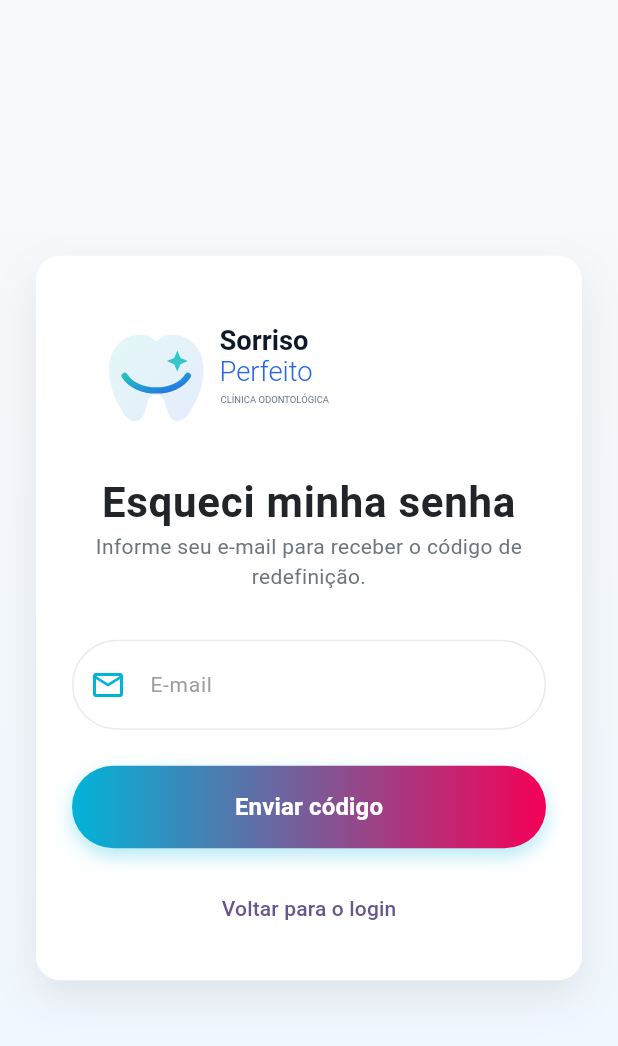
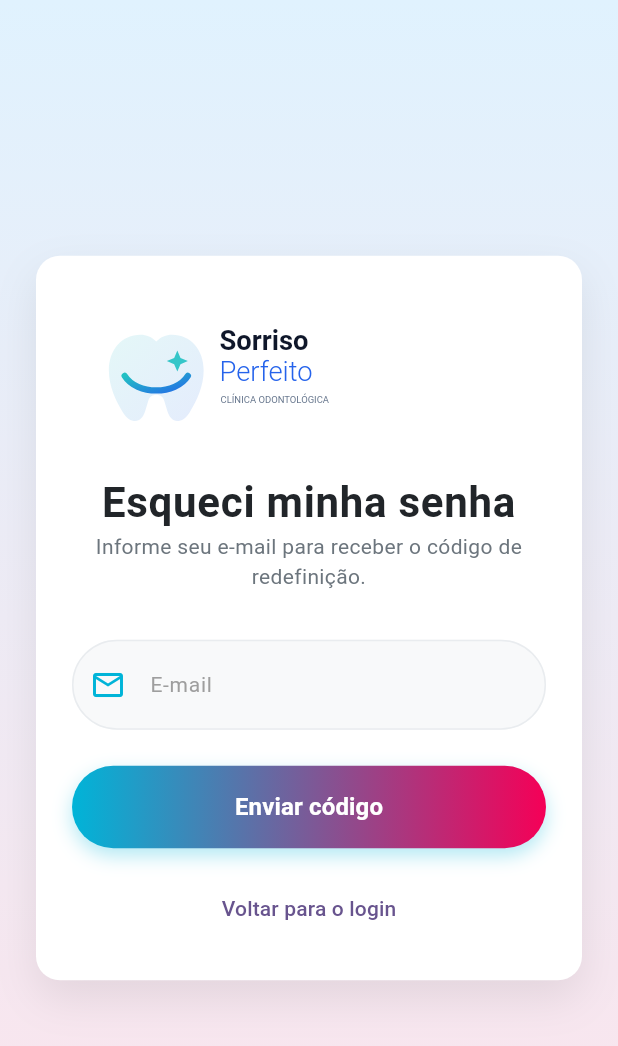
Before and after one commit to JanGustavo/clinic-flow, a Flutter app: the screen it shows after launch, after a tap on "Esqueci minha senha", on a phone screen of 412 x 824 dp. Shown: the top 1046 px of the screen. Run offline on Flutter 3.47's test engine with Material 3 defaults, Android fonts, the phone set to English and light mode, and no system bars; our stand-ins replace flutter_svg, shared_preferences; network calls fail.

Commit message:
style/feat: ajusta telas de acesso, melhora procedimentos recomendados e adiciona avatares dinâmicos
- Telas de acesso (login, cadastro, recuperação): aplica fundo com gradiente pastel (azul para rosa) e cartões brancos com inputs off-white para contraste ideal.
- Home: remove o botão redundante "Meus procedimentos" do perfil do paciente.
- Procedimentos Recomendados: filtra consultas apenas do paciente logado, exibe o dentista no seletor de consultas e oculta a adição de procedimentos para pacientes.
- Avatares dinâmicos: integra a API ui-avatars.com para exibir avatares de perfil com as iniciais do usuário na Home, Perfil e lista de Consultas com fallback automático.
- Limpeza: remove variáveis não utilizadas e corrige warnings de compilação.

```diff
--- a/frontend/lib/main.dart
+++ b/frontend/lib/main.dart
@@ -26,6 +26,7 @@ class MyApp extends StatelessWidget {
       debugShowCheckedModeBanner: false,
       theme: ThemeData(
         colorScheme: ColorScheme.fromSeed(seedColor: Colors.deepPurple),
+        scaffoldBackgroundColor: const Color(0xFFE6F0FF),
         useMaterial3: true,
       ),
       // Página inicial: Login
--- a/frontend/lib/pages/forgot.dart
+++ b/frontend/lib/pages/forgot.dart
@@ -17,6 +17,8 @@ class _ForgotScreenState extends State<ForgotScreen> {
   final TextEditingController _emailController = TextEditingController();
 
   bool _isLoading = false;
+  static const Color colorBgPastelStart = Color(0xFFE0F2FE); // Soft pastel blue
+  static const Color colorBgPastelEnd = Color(0xFFFCE4EC);   // Soft pastel pink
 
   @override
   void dispose() {
@@ -99,19 +101,18 @@ class _ForgotScreenState extends State<ForgotScreen> {
 
   @override
   Widget build(BuildContext context) {
-    const colorBg = Color(0xFFF8F9FA);
     const colorPrimary = Color(0xFF00B4D8);
     const colorSecondary = Color(0xFFF50057);
     const colorText = Color(0xFF212529);
     const colorMuted = Color(0xFF6C757D);
 
     return Scaffold(
-      backgroundColor: colorBg,
+      backgroundColor: colorBgPastelStart,
       body: SafeArea(
         child: Container(
           decoration: const BoxDecoration(
             gradient: LinearGradient(
-              colors: [Color(0xFFF8F9FA), Color(0xFFEFF7FF)],
+              colors: [colorBgPastelStart, colorBgPastelEnd],
               begin: Alignment.topCenter,
               end: Alignment.bottomCenter,
             ),
@@ -259,7 +260,7 @@ class _ForgotScreenState extends State<ForgotScreen> {
       labelStyle: const TextStyle(color: Colors.grey, fontSize: 14),
       prefixIcon: Icon(icon, color: activeColor),
       filled: true,
-      fillColor: Colors.white,
+      fillColor: const Color(0xFFF8F9FA),
       contentPadding: const EdgeInsets.symmetric(vertical: 18),
       enabledBorder: OutlineInputBorder(
         borderRadius: BorderRadius.circular(30),
--- a/frontend/lib/pages/login.dart
+++ b/frontend/lib/pages/login.dart
@@ -21,6 +21,8 @@ class _LoginScreenState extends State<LoginScreen> {
 
   bool _isLoading = false;
   bool _obscureSenha = true;
+  static const Color colorBgPastelStart = Color(0xFFE0F2FE); // Soft pastel blue
+  static const Color colorBgPastelEnd = Color(0xFFFCE4EC);   // Soft pastel pink
 
   @override
   void dispose() {
@@ -130,19 +132,18 @@ class _LoginScreenState extends State<LoginScreen> {
   @override
   Widget build(BuildContext context) {
     // Cores da paleta Neo-Pastel Chiclete
-    const colorBg = Color(0xFFF8F9FA); // Off-white clínico
     const colorPrimary = Color(0xFF00B4D8); // Azul Ciano/Chiclete
     const colorSecondary = Color(0xFFF50057); // Rosa Neon/Magenta (Acentos)
     const colorText = Color(0xFF212529); // Grafite Escuro
     const colorMuted = Color(0xFF6C757D);
 
     return Scaffold(
-      backgroundColor: colorBg,
+      backgroundColor: colorBgPastelStart,
       body: SafeArea(
         child: Container(
           decoration: const BoxDecoration(
             gradient: LinearGradient(
-              colors: [Color(0xFFF8F9FA), Color(0xFFEFF7FF)],
+              colors: [colorBgPastelStart, colorBgPastelEnd],
               begin: Alignment.topCenter,
               end: Alignment.bottomCenter,
             ),
@@ -358,7 +359,7 @@ class _LoginScreenState extends State<LoginScreen> {
       labelStyle: const TextStyle(color: Colors.grey, fontSize: 14),
       prefixIcon: Icon(icon, color: activeColor),
       filled: true,
-      fillColor: Colors.white,
+      fillColor: const Color(0xFFF8F9FA),
       contentPadding: const EdgeInsets.symmetric(vertical: 18),
       enabledBorder: OutlineInputBorder(
         borderRadius: BorderRadius.circular(30),
```
Also changed, not shown: frontend/lib/pages/consultas.dart (+16 -6 lines), frontend/lib/pages/home.dart (+22 -17 lines), frontend/lib/pages/procedimentos_recomendados.dart (+31 -6 lines), frontend/lib/pages/profile.dart (+28 -4 lines), frontend/lib/pages/recover.dart (+5 -4 lines), frontend/lib/pages/register.dart (+5 -4 lines), frontend/pubspec.lock.
